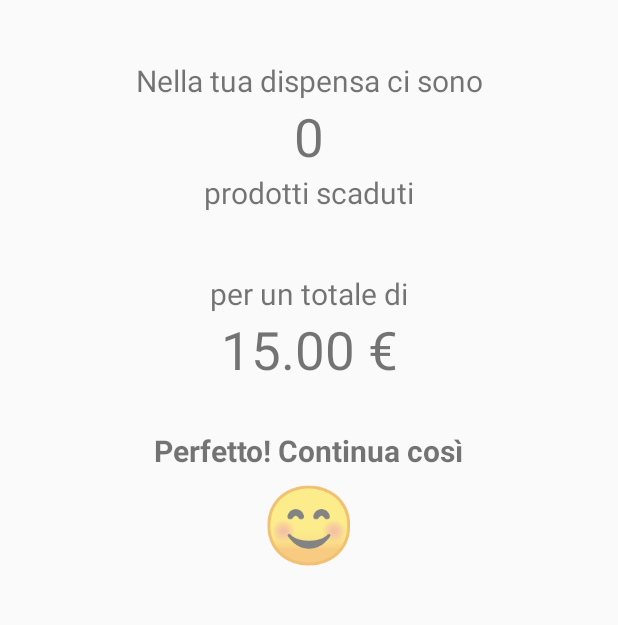
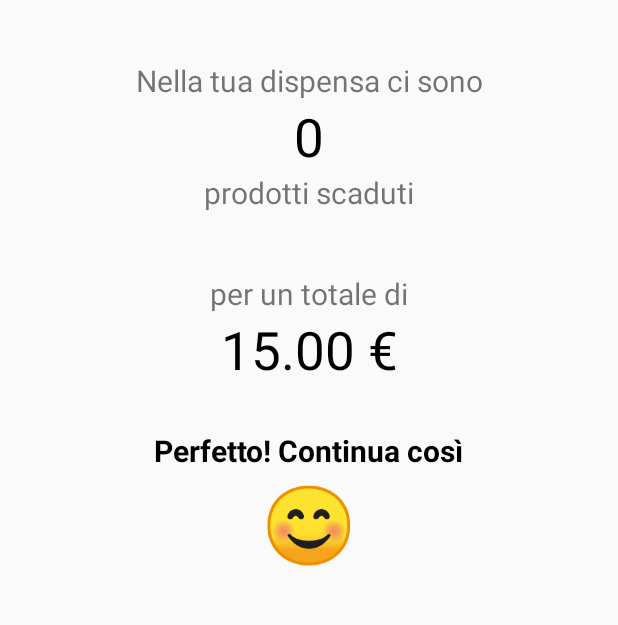
Before and after one commit to samdigital/RemindMyProduct, an Android app: the screen it shows after launch (ReportActivity), on a phone screen of 412 x 824 dp, the part 84-709 px from its top. Run offline under Robolectric (Android 15) with nearby library versions, the phone set to English and light mode, and no system bars.

Commit message:
sistemati colori

```diff
--- a/app/src/main/res/layout/activity_report.xml
+++ b/app/src/main/res/layout/activity_report.xml
@@ -38,6 +38,7 @@
         android:layout_width="wrap_content"
         android:layout_height="wrap_content"
         android:textSize="35dp"
+        android:textColor="@color/colorBlack"
         android:text="@string/placeholder_numbers"
         app:layout_constraintEnd_toEndOf="parent"
         app:layout_constraintStart_toStartOf="parent"
@@ -69,6 +70,7 @@
         android:layout_width="wrap_content"
         android:layout_height="wrap_content"
         android:textSize="35dp"
+        android:textColor="@color/colorBlack"
         android:text="@string/placeholder_price"
         app:layout_constraintEnd_toEndOf="parent"
         app:layout_constraintStart_toStartOf="parent"
@@ -81,6 +83,7 @@
         android:layout_marginTop="30dp"
         android:textSize="20dp"
         android:textStyle="bold"
+        android:textColor="@color/colorBlack"
         android:text="@string/placeholder_suggestion"
         app:layout_constraintEnd_toEndOf="parent"
         app:layout_constraintStart_toStartOf="parent"
@@ -91,6 +94,7 @@
         android:layout_width="wrap_content"
         android:layout_height="wrap_content"
         android:textSize="50dp"
+        android:textColor="@color/colorBlack"
         android:text="@string/placeholder_suggestion"
         app:layout_constraintEnd_toEndOf="parent"
         app:layout_constraintStart_toStartOf="parent"
--- a/app/src/main/res/values/colors.xml
+++ b/app/src/main/res/values/colors.xml
@@ -3,4 +3,5 @@
     <color name="colorPrimary">#008577</color>
     <color name="colorPrimaryDark">#00574B</color>
     <color name="colorAccent">#D81B60</color>
+    <color name="colorBlack">#000000</color>
 </resources>
```
